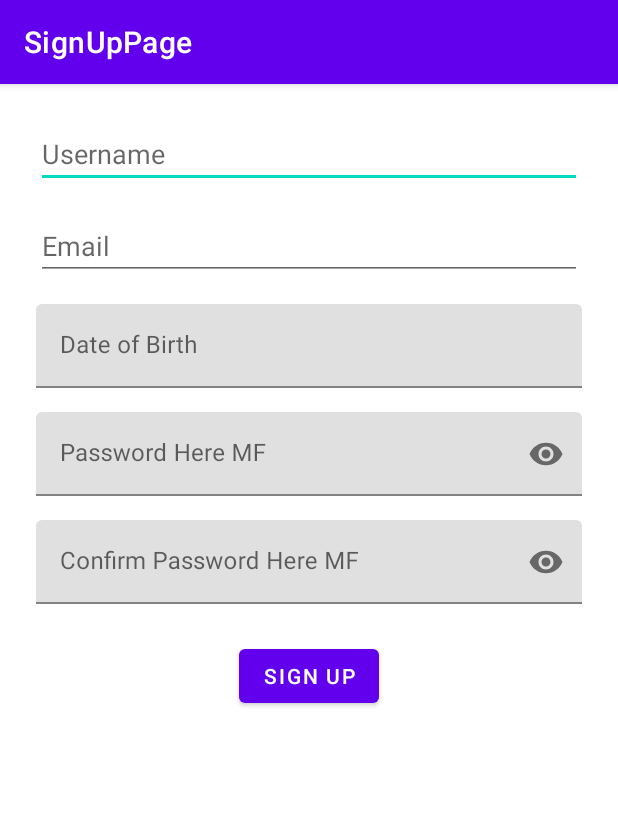
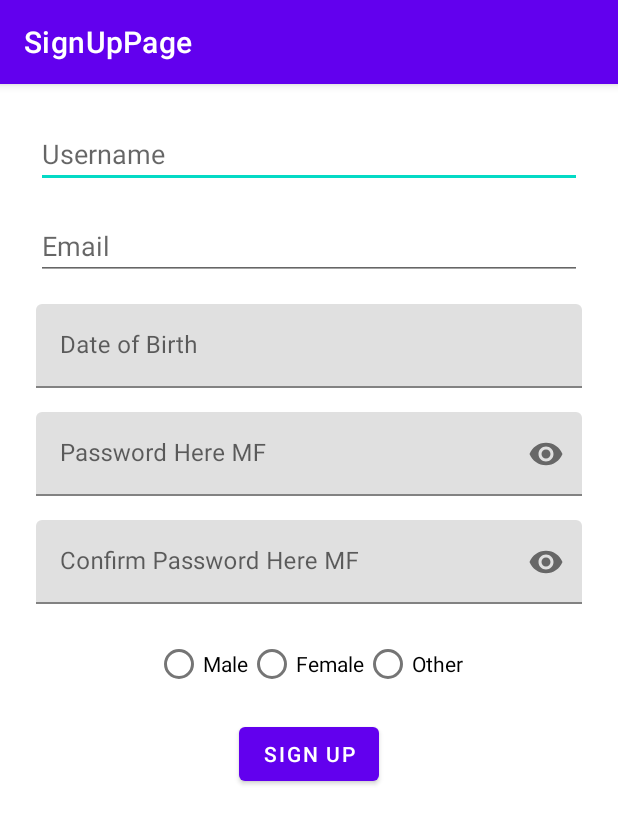
Before and after one commit to treeform-iii/First_Android_Project_Signup, an Android app: the screen it shows after launch (MainActivity), after a tap on "SIGN UP", on a phone screen of 412 x 824 dp. Shown: the top 824 px of the screen. Run offline under Robolectric (Android 15) with nearby library versions, the phone set to English and light mode, and no system bars.

Commit message:
Added Radio Buttons

```diff
--- a/app/src/main/java/com/example/signup/MainActivity.kt
+++ b/app/src/main/java/com/example/signup/MainActivity.kt
@@ -3,9 +3,12 @@ package com.example.signup
 import android.os.Bundle
 import android.widget.Button
 import android.widget.EditText
+import android.widget.RadioButton
+import android.widget.RadioGroup
 import android.widget.Toast
 import androidx.appcompat.app.AppCompatActivity
 import com.google.android.material.datepicker.MaterialDatePicker
+import com.google.android.material.textfield.TextInputEditText
 
 class MainActivity : AppCompatActivity() {
     override fun onCreate(savedInstanceState: Bundle?) {
@@ -15,9 +18,12 @@ class MainActivity : AppCompatActivity() {
         val usernameField = findViewById<EditText>(R.id.editTextUsername)
         val emailField = findViewById<EditText>(R.id.editTextEmail)
         val passwordField = findViewById<EditText>(R.id.editTextPassword)
+        val confirmPasswordField = findViewById<EditText>(R.id.editTextConfirmPassword)
+        val birthdateField = findViewById<TextInputEditText>(R.id.editTextBirthdate)
+        val genderGroup = findViewById<RadioGroup>(R.id.radioGroupGender)
         val signUpButton = findViewById<Button>(R.id.buttonSignUp)
-        val birthdateField = findViewById<com.google.android.material.textfield.TextInputEditText>(R.id.editTextBirthdate)
 
+        // 📅 Birthdate picker
         birthdateField.setOnClickListener {
             val datePicker =
                 MaterialDatePicker.Builder.datePicker()
@@ -25,9 +31,8 @@ class MainActivity : AppCompatActivity() {
                     .setSelection(MaterialDatePicker.todayInUtcMilliseconds())
                     .build()
 
-            datePicker.addOnPositiveButtonClickListener { selection ->
-                // selection is a timestamp (milliseconds since epoch)
-                birthdateField.setText(datePicker.headerText) // headerText = nice formatted date
+            datePicker.addOnPositiveButtonClickListener {
+                birthdateField.setText(datePicker.headerText)
             }
 
             datePicker.show(supportFragmentManager, "birthdate_picker")
@@ -38,12 +43,28 @@ class MainActivity : AppCompatActivity() {
             val username = usernameField.text.toString()
             val email = emailField.text.toString()
             val password = passwordField.text.toString()
+            val confirmPassword = confirmPasswordField.text.toString()
 
-            // For now, just show a Toast
+            // Get selected gender
+            val selectedGenderId = genderGroup.checkedRadioButtonId
+            val gender = if (selectedGenderId != -1) {
+                val radioButton = findViewById<RadioButton>(selectedGenderId)
+                radioButton.text.toString()
+            } else {
+                "Not Selected"
+            }
+
+            // Show all input values in a Toast
             Toast.makeText(
                 this,
-                "Signing up with:\n$username\n$email\n$password",
-                Toast.LENGTH_SHORT
+                "Signing up with:\n" +
+                        "Username: $username\n" +
+                        "Email: $email\n" +
+                        "Password: $password\n" +
+                        "Confirm Password: $confirmPassword\n" +
+                        "Birthdate: ${birthdateField.text}\n" +
+                        "Gender: $gender",
+                Toast.LENGTH_LONG
             ).show()
         }
     }
--- a/app/src/main/res/layout/activity_main.xml
+++ b/app/src/main/res/layout/activity_main.xml
@@ -90,16 +90,45 @@
             android:inputType="textPassword" />
 
     </com.google.android.material.textfield.TextInputLayout>
+    <RadioGroup
+        android:id="@+id/radioGroupGender"
+        android:layout_width="wrap_content"
+        android:layout_height="wrap_content"
+        android:orientation="horizontal"
+        app:layout_constraintTop_toBottomOf="@id/confirmPasswordLayout"
+        app:layout_constraintStart_toStartOf="parent"
+        app:layout_constraintEnd_toEndOf="parent"
+        android:layout_marginTop="16dp">
+
+        <com.google.android.material.radiobutton.MaterialRadioButton
+            android:id="@+id/radioMale"
+            android:layout_width="wrap_content"
+            android:layout_height="wrap_content"
+            android:text="Male" />
+
+        <com.google.android.material.radiobutton.MaterialRadioButton
+            android:id="@+id/radioFemale"
+            android:layout_width="wrap_content"
+            android:layout_height="wrap_content"
+            android:text="Female" />
+
+        <com.google.android.material.radiobutton.MaterialRadioButton
+            android:id="@+id/radioOther"
+            android:layout_width="wrap_content"
+            android:layout_height="wrap_content"
+            android:text="Other" />
+    </RadioGroup>
+
 
     <!-- Sign Up Button -->
     <Button
         android:id="@+id/buttonSignUp"
         android:layout_width="wrap_content"
         android:layout_height="wrap_content"
+        android:layout_marginTop="76dp"
         android:text="@string/btn_signup"
-        app:layout_constraintTop_toBottomOf="@id/confirmPasswordLayout"
+        app:layout_constraintEnd_toEndOf="parent"
         app:layout_constraintStart_toStartOf="parent"
-        app:layout_constraintEnd_toEndOf="parent"
-        android:layout_marginTop="24dp" />
+        app:layout_constraintTop_toBottomOf="@id/confirmPasswordLayout" />
 
 </androidx.constraintlayout.widget.ConstraintLayout>
```
